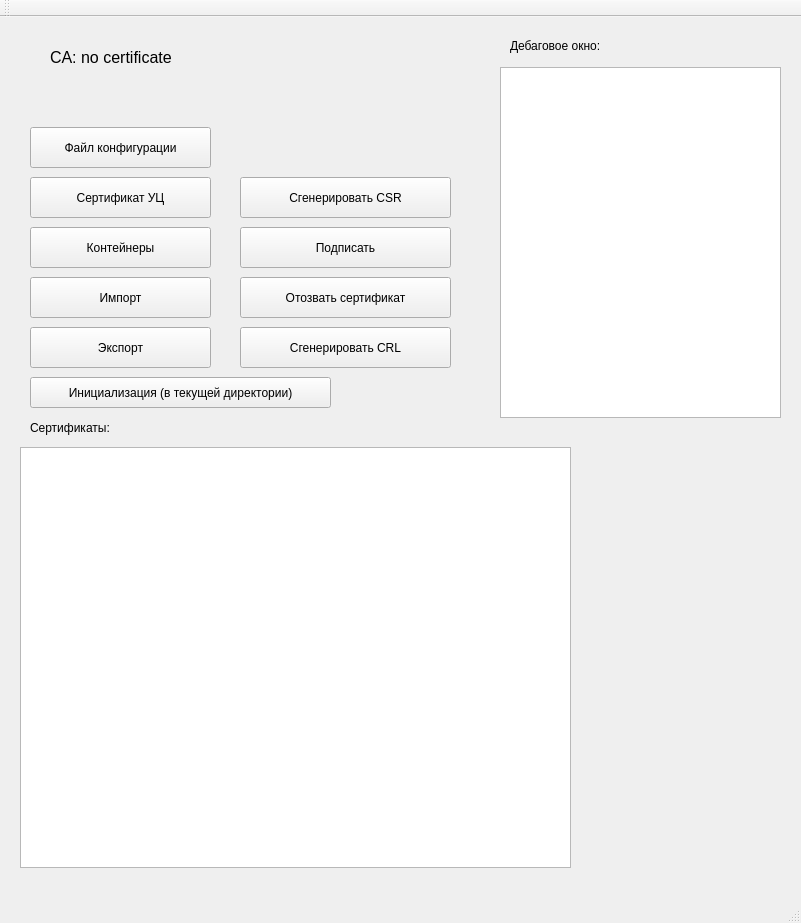
Old version of the form ui/mainwindow.ui in the repository fullincome/ca-lite.
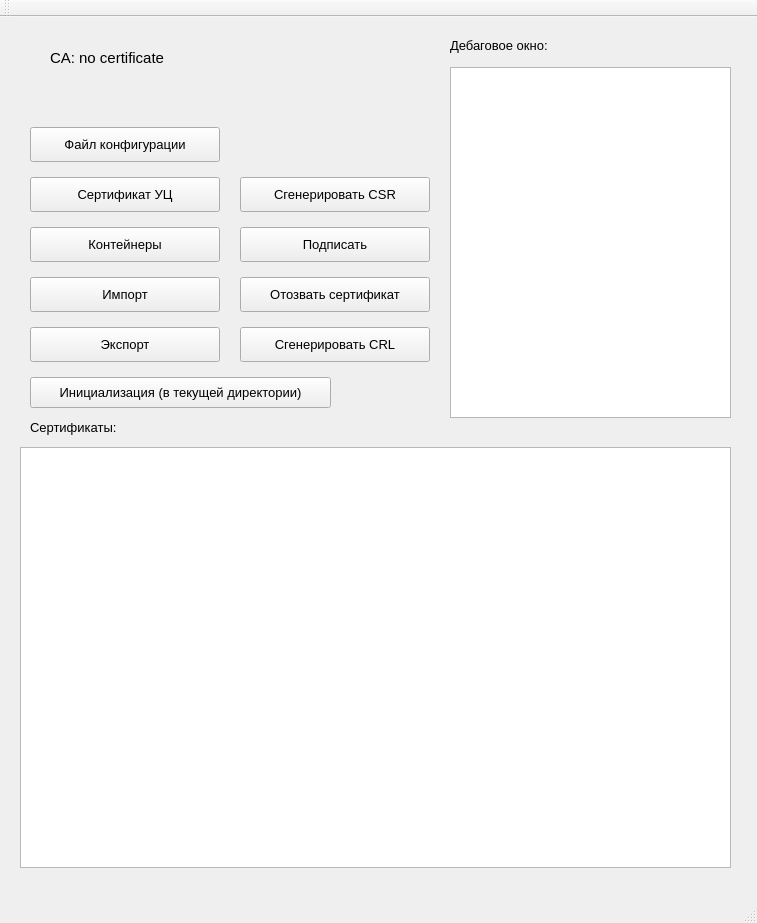
New version of the form.

Commit message: design: redesign mainwindow

The edit to the form file:
```diff
--- a/ui/mainwindow.ui
+++ b/ui/mainwindow.ui
@@ -6,32 +6,52 @@
    <rect>
     <x>0</x>
     <y>0</y>
-    <width>801</width>
+    <width>757</width>
     <height>923</height>
    </rect>
   </property>
+  <property name="font">
+   <font>
+    <pointsize>10</pointsize>
+   </font>
+  </property>
   <property name="windowTitle">
    <string>CA Light</string>
   </property>
   <widget class="QWidget" name="centralWidget">
+   <property name="font">
+    <font>
+     <pointsize>10</pointsize>
+    </font>
+   </property>
    <widget class="QWidget" name="MainWidget" native="true">
     <property name="geometry">
      <rect>
       <x>10</x>
       <y>0</y>
-      <width>781</width>
+      <width>731</width>
       <height>871</height>
      </rect>
     </property>
+    <property name="font">
+     <font>
+      <pointsize>10</pointsize>
+     </font>
+    </property>
     <widget class="QPushButton" name="creatCaCertBtn">
      <property name="geometry">
       <rect>
        <x>20</x>
        <y>160</y>
-       <width>181</width>
-       <height>41</height>
+       <width>190</width>
+       <height>35</height>
       </rect>
      </property>
+     <property name="font">
+      <font>
+       <pointsize>10</pointsize>
+      </font>
+     </property>
      <property name="text">
       <string>Сертификат УЦ</string>
      </property>
@@ -48,6 +68,11 @@
        <height>31</height>
       </rect>
      </property>
+     <property name="font">
+      <font>
+       <pointsize>10</pointsize>
+      </font>
+     </property>
      <property name="text">
       <string>Инициализация (в текущей директории)</string>
      </property>
@@ -58,12 +83,17 @@
      </property>
      <property name="geometry">
       <rect>
-       <x>490</x>
+       <x>440</x>
        <y>50</y>
        <width>281</width>
        <height>351</height>
       </rect>
      </property>
+     <property name="font">
+      <font>
+       <pointsize>10</pointsize>
+      </font>
+     </property>
      <property name="readOnly">
       <bool>true</bool>
      </property>
@@ -90,7 +120,7 @@
      </property>
      <property name="geometry">
       <rect>
-       <x>500</x>
+       <x>440</x>
        <y>20</y>
        <width>251</width>
        <height>17</height>
@@ -105,10 +135,15 @@
       <rect>
        <x>230</x>
        <y>160</y>
-       <width>211</width>
-       <height>41</height>
+       <width>190</width>
+       <height>35</height>
       </rect>
      </property>
+     <property name="font">
+      <font>
+       <pointsize>10</pointsize>
+      </font>
+     </property>
      <property name="text">
       <string>Сгенерировать CSR</string>
      </property>
@@ -118,10 +153,15 @@
       <rect>
        <x>230</x>
        <y>210</y>
-       <width>211</width>
-       <height>41</height>
+       <width>190</width>
+       <height>35</height>
       </rect>
      </property>
+     <property name="font">
+      <font>
+       <pointsize>10</pointsize>
+      </font>
+     </property>
      <property name="text">
       <string>Подписать</string>
      </property>
@@ -131,10 +171,15 @@
       <rect>
        <x>20</x>
        <y>210</y>
-       <width>181</width>
-       <height>41</height>
+       <width>190</width>
+       <height>35</height>
       </rect>
      </property>
+     <property name="font">
+      <font>
+       <pointsize>10</pointsize>
+      </font>
+     </property>
      <property name="text">
       <string>Контейнеры</string>
      </property>
@@ -144,20 +189,30 @@
       <rect>
        <x>10</x>
        <y>430</y>
-       <width>551</width>
+       <width>711</width>
        <height>421</height>
       </rect>
      </property>
+     <property name="font">
+      <font>
+       <pointsize>10</pointsize>
+      </font>
+     </property>
     </widget>
     <widget class="QPushButton" name="revokeCertBtn">
      <property name="geometry">
       <rect>
        <x>230</x>
        <y>260</y>
-       <width>211</width>
-       <height>41</height>
+       <width>190</width>
+       <height>35</height>
       </rect>
      </property>
+     <property name="font">
+      <font>
+       <pointsize>10</pointsize>
+      </font>
+     </property>
      <property name="text">
       <string>Отозвать сертификат</string>
      </property>
@@ -167,10 +222,15 @@
       <rect>
        <x>230</x>
        <y>310</y>
-       <width>211</width>
-       <height>41</height>
+       <width>190</width>
+       <height>35</height>
       </rect>
      </property>
+     <property name="font">
+      <font>
+       <pointsize>10</pointsize>
+      </font>
+     </property>
      <property name="text">
       <string>Сгенерировать CRL</string>
      </property>
@@ -186,7 +246,7 @@
      </property>
      <property name="font">
       <font>
-       <pointsize>12</pointsize>
+       <pointsize>11</pointsize>
       </font>
      </property>
      <property name="text">
@@ -198,10 +258,15 @@
       <rect>
        <x>20</x>
        <y>260</y>
-       <width>181</width>
-       <height>41</height>
+       <width>190</width>
+       <height>35</height>
       </rect>
      </property>
+     <property name="font">
+      <font>
+       <pointsize>10</pointsize>
+      </font>
+     </property>
      <property name="text">
       <string>Импорт</string>
      </property>
@@ -211,10 +276,15 @@
       <rect>
        <x>20</x>
        <y>310</y>
-       <width>181</width>
-       <height>41</height>
+       <width>190</width>
+       <height>35</height>
       </rect>
      </property>
+     <property name="font">
+      <font>
+       <pointsize>10</pointsize>
+      </font>
+     </property>
      <property name="text">
       <string>Экспорт</string>
      </property>
@@ -248,10 +318,15 @@
       <rect>
        <x>20</x>
        <y>110</y>
-       <width>181</width>
-       <height>41</height>
+       <width>190</width>
+       <height>35</height>
       </rect>
      </property>
+     <property name="font">
+      <font>
+       <pointsize>10</pointsize>
+      </font>
+     </property>
      <property name="text">
       <string>Файл конфигурации</string>
      </property>
```
Left out of the diff: 6 changed lines with no effect on the pictures.
